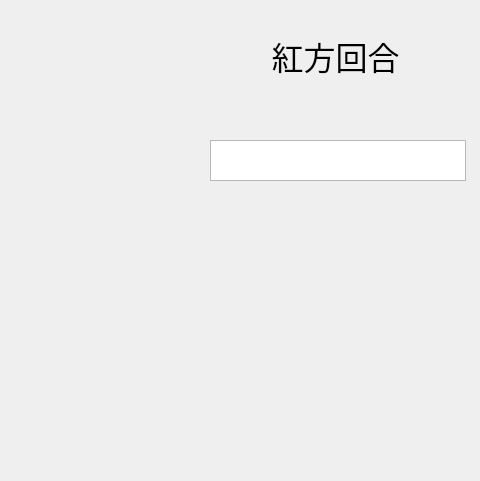
The window that ChineseChess/ChineseChess/Chinese_Chess/Chinese_Chess.ui (leta0620/ChineseChess) describes before a commit, drawn with Qt 5; both pictures show x 720 to 1200 and y 0 to 481 of the 1200 by 800 pixel window.
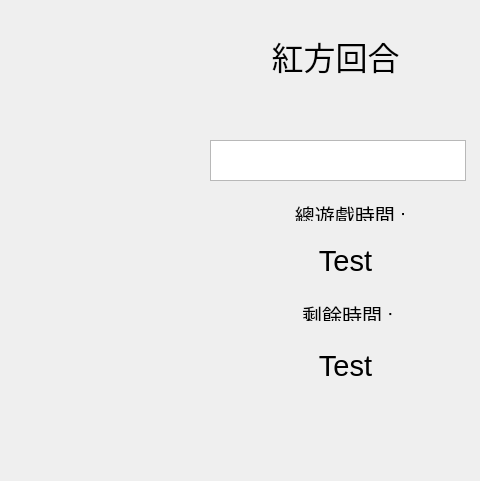
The same window after the commit. The open tabs and pages were chosen to show the change.

Diff of the .ui file:
```diff
--- a/ChineseChess/ChineseChess/Chinese_Chess/Chinese_Chess.ui
+++ b/ChineseChess/ChineseChess/Chinese_Chess/Chinese_Chess.ui
@@ -218,6 +218,90 @@
       <set>Qt::AlignCenter</set>
      </property>
     </widget>
+    <widget class="QLabel" name="label_4">
+     <property name="geometry">
+      <rect>
+       <x>990</x>
+       <y>300</y>
+       <width>161</width>
+       <height>21</height>
+      </rect>
+     </property>
+     <property name="font">
+      <font>
+       <pointsize>15</pointsize>
+      </font>
+     </property>
+     <property name="text">
+      <string>&lt;html&gt;&lt;head/&gt;&lt;body&gt;&lt;p&gt;剩餘時間 : &lt;/p&gt;&lt;/body&gt;&lt;/html&gt;</string>
+     </property>
+     <property name="alignment">
+      <set>Qt::AlignCenter</set>
+     </property>
+    </widget>
+    <widget class="QLabel" name="label_3">
+     <property name="geometry">
+      <rect>
+       <x>990</x>
+       <y>200</y>
+       <width>161</width>
+       <height>21</height>
+      </rect>
+     </property>
+     <property name="font">
+      <font>
+       <pointsize>15</pointsize>
+      </font>
+     </property>
+     <property name="text">
+      <string>&lt;html&gt;&lt;head/&gt;&lt;body&gt;&lt;p&gt;總遊戲時間 :&lt;/p&gt;&lt;/body&gt;&lt;/html&gt;</string>
+     </property>
+     <property name="alignment">
+      <set>Qt::AlignCenter</set>
+     </property>
+    </widget>
+    <widget class="QLabel" name="label_GameTime">
+     <property name="geometry">
+      <rect>
+       <x>990</x>
+       <y>235</y>
+       <width>151</width>
+       <height>51</height>
+      </rect>
+     </property>
+     <property name="font">
+      <font>
+       <pointsize>22</pointsize>
+      </font>
+     </property>
+     <property name="text">
+      <string>Test</string>
+     </property>
+     <property name="alignment">
+      <set>Qt::AlignCenter</set>
+     </property>
+    </widget>
+    <widget class="QLabel" name="label_RoundTime">
+     <property name="geometry">
+      <rect>
+       <x>990</x>
+       <y>340</y>
+       <width>151</width>
+       <height>51</height>
+      </rect>
+     </property>
+     <property name="font">
+      <font>
+       <pointsize>22</pointsize>
+      </font>
+     </property>
+     <property name="text">
+      <string>Test</string>
+     </property>
+     <property name="alignment">
+      <set>Qt::AlignCenter</set>
+     </property>
+    </widget>
    </widget>
   </widget>
  </widget>
```
Left out of the diff: 8 changed lines with no effect on the pictures.
